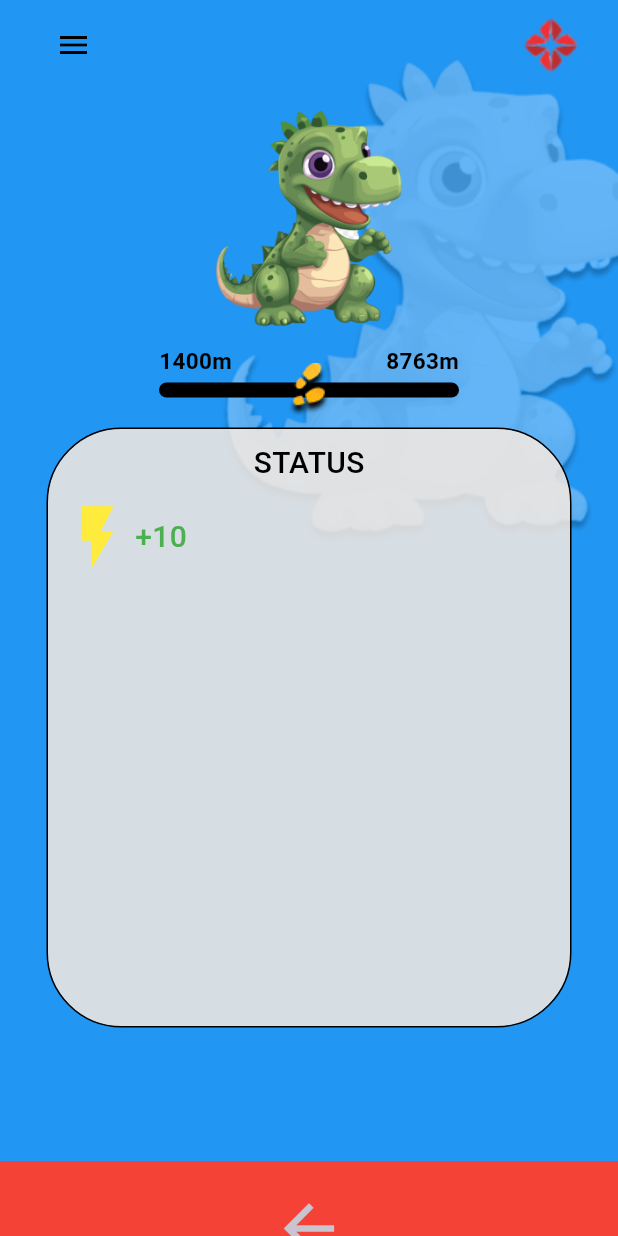
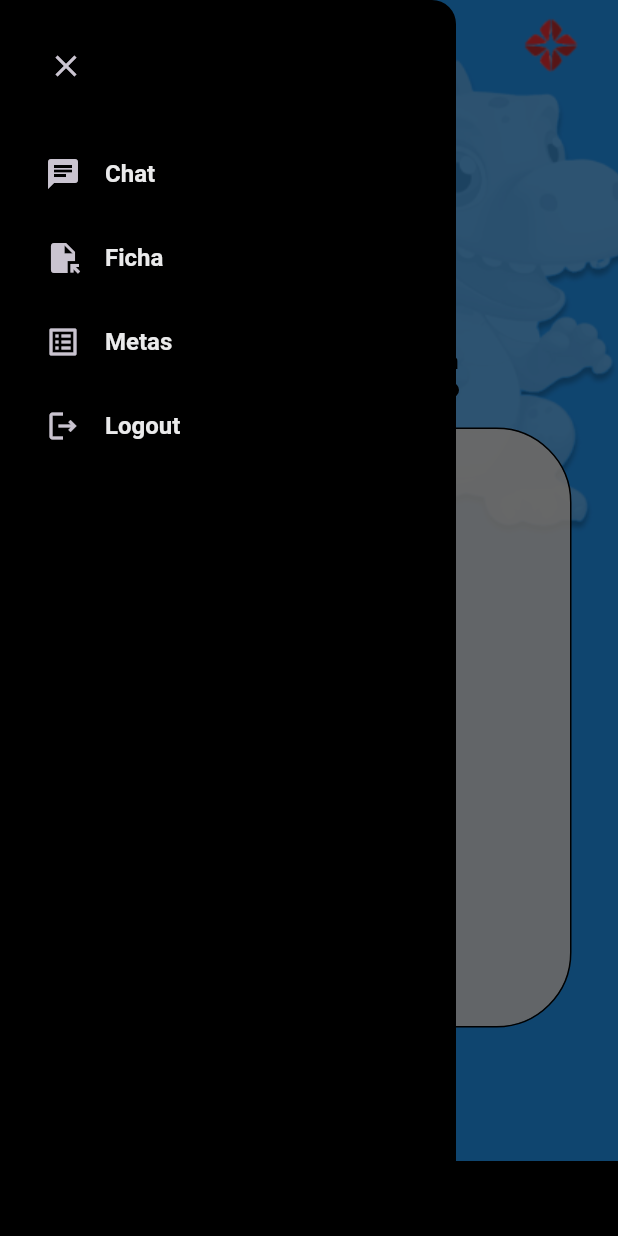
Before and after one commit to westgv/FeedITApp, a Flutter app: the screen it shows after launch, with the side drawer open (before the commit the screen has no drawer), on a phone screen of 412 x 824 dp. Run offline on Flutter 3.47's test engine with Material 3 defaults, Android fonts, the phone set to English and light mode, and no system bars; our stand-ins replace get; missing offline and left inert: footer.

Commit message:
Footer Status + Colors Change Footer + MenuDrawer

```diff
--- /dev/null
+++ b/lib/constants/menu.dart
@@ -0,0 +1,16 @@
+
+
+import 'package:flutter/material.dart';
+
+List<String> menuItens = [
+"Chat",
+"Ficha",
+"Metas",
+"Logout"
+];
+List<IconData> iconItens = [
+Icons.chat,
+Icons.file_open,
+Icons.list_alt,
+Icons.logout_outlined
+];
--- a/lib/paginas/status.dart
+++ b/lib/paginas/status.dart
@@ -2,6 +2,7 @@ import 'dart:math';
 
 import 'package:flutter/material.dart';
 import 'package:flutter_application_3/styles/gradient_bg.dart';
+import 'package:flutter_application_3/widgets/drawer_mobile.dart';
 import 'package:flutter_application_3/widgets/footer/footer_status.dart';
 import 'package:flutter_application_3/widgets/status_screen/dino_bg.dart';
 import 'package:flutter_application_3/widgets/status_screen/dino_status.dart';
@@ -13,9 +14,15 @@ import '../styles/level_home.dart';
 import '../styles/styles.dart';
 import '../widgets/tela_jogo_principal/header_jogo.dart';
 
-class Status extends StatelessWidget {
+class Status extends StatefulWidget {
   const Status({super.key});
 
+  @override
+  State<Status> createState() => _StatusState();
+}
+
+class _StatusState extends State<Status> {
+  final scaffoldKey = GlobalKey<ScaffoldState>();
   @override
   Widget build(BuildContext context) {
 
@@ -23,9 +30,13 @@ class Status extends StatelessWidget {
     final screenWidth = screenSize.width;
     final screenHeight = screenSize.height;
 
+    return LayoutBuilder(
+      builder: (context, constraints) {
         return Scaffold(
+          key: scaffoldKey,
           bottomNavigationBar: StatusFooter(),
           backgroundColor: Colors.blue,
+          drawer: DrawerMobile(),
           body: Stack(
             children: [
               const DinoBg(),
@@ -36,7 +47,11 @@ class Status extends StatelessWidget {
 
               child: Column(
                 children: [
-              const HeaderJogo(),
+                  HeaderJogo(
+                    onMenuTap: () {
+                      scaffoldKey.currentState?.openDrawer();
+                    },
+                   ),
                   const SizedBox(height: 10,),
                   const DinoStatus(),
                   const SizedBox(height: 10,),
@@ -44,7 +59,7 @@ class Status extends StatelessWidget {
                   const SizedBox(height: 15,),
                   Container(
                     decoration: BoxDecoration(
-                  color: Color.fromARGB(214, 249, 235, 224),
+                      color: const Color(0xD5F9EBE0),
                       border: Border.all(color: Colors.black,style: BorderStyle.solid),
                       borderRadius: BorderRadius.circular(50)
                     ),
@@ -96,4 +111,6 @@ class Status extends StatelessWidget {
 
         );
       }
+    );
   }
+}
--- /dev/null
+++ b/lib/widgets/drawer_mobile.dart
@@ -0,0 +1,48 @@
+import 'package:flutter/material.dart';
+
+import '../constants/colors.dart';
+import '../constants/menu.dart';
+
+class DrawerMobile extends StatelessWidget {
+  const DrawerMobile({super.key});
+
+  @override
+  Widget build(BuildContext context) {
+    return Drawer(
+        backgroundColor: CustomColor.scaffoldBg,
+        child: ListView(
+          children: [
+            Align(
+              alignment: Alignment.centerLeft,
+              child: Padding(
+                padding: const EdgeInsets.only(
+                  left: 20,
+                  top: 20,
+                   bottom: 20
+                ),
+                child: IconButton(
+                  onPressed: () {
+                    Navigator.of(context).pop();
+                  },
+                  icon: const Icon(Icons.close)
+                ),
+              ),
+            ),
+            for(int i=0; i<iconItens.length; i++)
+            ListTile(
+              contentPadding: const EdgeInsets.symmetric(horizontal: 30,
+              ),
+              titleTextStyle: const TextStyle(
+                color: CustomColor.whitePrimary,
+                fontWeight: FontWeight.w600,
+                fontSize: 16,
+              ),
+              onTap: () {},
+              leading: Icon(iconItens[i]),
+              title: Text(menuItens[i]),
+            )
+          ],
+        ),
+      );
+  }
+}
--- a/lib/widgets/footer/footer.dart
+++ b/lib/widgets/footer/footer.dart
@@ -13,7 +13,7 @@ class Footer extends StatelessWidget {
       unselectedLabelStyle: const TextStyle(
         fontWeight: FontWeight.w500,
       ),
-      backgroundColor: Colors.red,
+      backgroundColor: CustomColor.scaffoldBg,
 				currentIndex: 0,
         items: const [
           BottomNavigationBarItem(
--- a/lib/widgets/footer/footer_status.dart
+++ b/lib/widgets/footer/footer_status.dart
@@ -1,4 +1,5 @@
 import 'package:flutter/material.dart';
+import 'package:flutter_application_3/constants/colors.dart';
 
 class StatusFooter extends StatelessWidget {
   const StatusFooter({super.key});
@@ -6,12 +7,18 @@ class StatusFooter extends StatelessWidget {
   @override
   Widget build(BuildContext context) {
     return BottomAppBar(
-      color: Colors.red,
+      color: CustomColor.scaffoldBg,
       height: 50,
       child: Row(
         mainAxisAlignment: MainAxisAlignment.center,
         children: [
-          IconButton(onPressed: () {}, icon: const Icon(Icons.arrow_back), iconSize: 50, ),
+          TextButton(onPressed: () {}, child: Text('VOLTAR', style: TextStyle(
+            fontSize: 20,
+            fontWeight: FontWeight.w700,
+            color: Colors.white,
+          ),
+          ),
+          ),
         ],)
 
 
--- a/lib/widgets/tela_jogo_principal/header_jogo.dart
+++ b/lib/widgets/tela_jogo_principal/header_jogo.dart
@@ -4,10 +4,15 @@ import 'package:flutter_application_3/constants/colors.dart';
 import '../../styles/styles.dart';
 
 class HeaderJogo extends StatelessWidget {
-  const HeaderJogo({super.key});
+  const HeaderJogo({
+    super.key,
+  this.onMenuTap});
 
+  final VoidCallback? onMenuTap;
   @override
   Widget build(BuildContext context) {
+
+
     return Container(
             height: 50.0,
             margin: const EdgeInsets.fromLTRB(10, 5, 10, 5),
@@ -17,7 +22,7 @@ class HeaderJogo extends StatelessWidget {
               child: Row(
                 mainAxisAlignment: MainAxisAlignment.spaceBetween,
                 children: [
-                  IconButton(onPressed: () {},
+                  IconButton(onPressed: onMenuTap,
                   icon: const Icon(Icons.menu, color: CustomColor.scaffoldBg, ),
                   ),
 
```
Also changed, not shown: lib/paginas/dinoscreen.dart (+27 -12 lines). Lines whose indentation alone changed are shown as unchanged.
